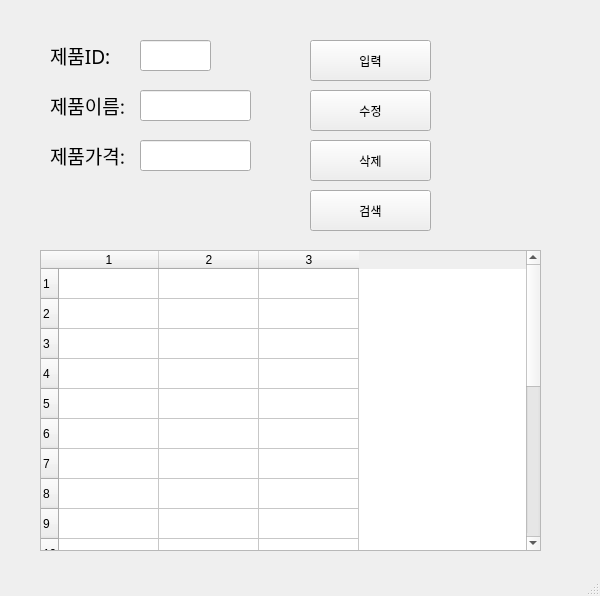
Above: ProductList3.ui from sxyxxn/sy_test before the change. Below: the same form after it.
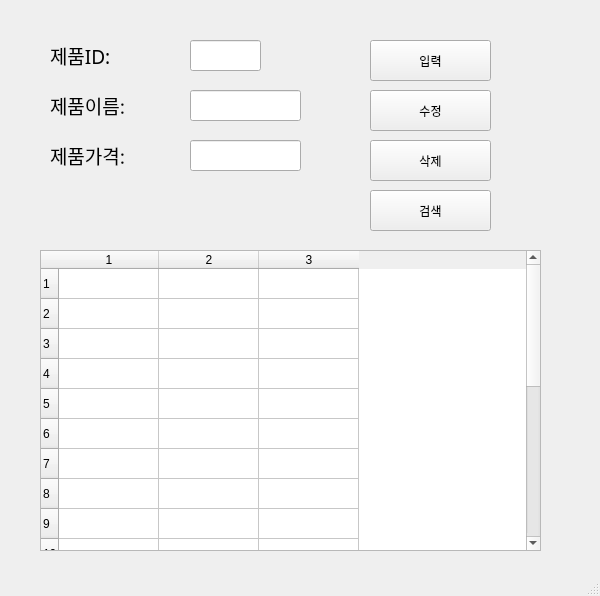
That is the form after the change.

Commit message: 제품리스트 화면 연습(GUI)

Diff of the .ui file:
```diff
--- a/ProductList3.ui
+++ b/ProductList3.ui
@@ -74,7 +74,7 @@
    <widget class="QLineEdit" name="prodID">
     <property name="geometry">
      <rect>
-      <x>140</x>
+      <x>190</x>
       <y>40</y>
       <width>71</width>
       <height>31</height>
@@ -84,7 +84,7 @@
    <widget class="QLineEdit" name="prodName">
     <property name="geometry">
      <rect>
-      <x>140</x>
+      <x>190</x>
       <y>90</y>
       <width>111</width>
       <height>31</height>
@@ -94,7 +94,7 @@
    <widget class="QLineEdit" name="prodPrice">
     <property name="geometry">
      <rect>
-      <x>140</x>
+      <x>190</x>
       <y>140</y>
       <width>111</width>
       <height>31</height>
@@ -104,7 +104,7 @@
    <widget class="QPushButton" name="pushButton">
     <property name="geometry">
      <rect>
-      <x>310</x>
+      <x>370</x>
       <y>40</y>
       <width>121</width>
       <height>41</height>
@@ -117,7 +117,7 @@
    <widget class="QPushButton" name="pushButton_2">
     <property name="geometry">
      <rect>
-      <x>310</x>
+      <x>370</x>
       <y>90</y>
       <width>121</width>
       <height>41</height>
@@ -130,7 +130,7 @@
    <widget class="QPushButton" name="pushButton_3">
     <property name="geometry">
      <rect>
-      <x>310</x>
+      <x>370</x>
       <y>140</y>
       <width>121</width>
       <height>41</height>
@@ -143,7 +143,7 @@
    <widget class="QPushButton" name="pushButton_4">
     <property name="geometry">
      <rect>
-      <x>310</x>
+      <x>370</x>
       <y>190</y>
       <width>121</width>
       <height>41</height>
```
Left out of the diff: 2 changed lines with no effect on the pictures. The commit also changes 7 other files.
